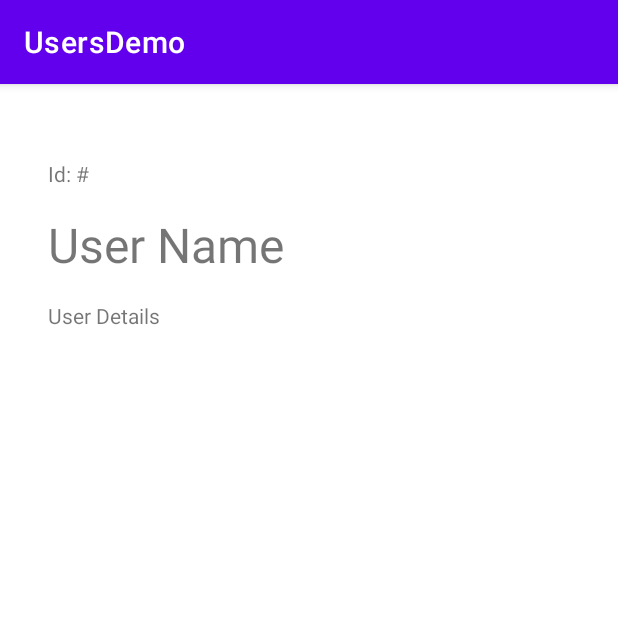
After one commit to jasonnyland/UsersDemo, an Android app: the UserDetailsActivity screen opened directly, with no data from a screen before it, on a phone screen of 412 x 824 dp, the top half of it. The commit adds this screen. Run offline under Robolectric (Android 15) with nearby library versions, the phone set to English and light mode, and no system bars.

Commit message:
added onClick for recycler view

```diff
--- a/app/src/main/AndroidManifest.xml
+++ b/app/src/main/AndroidManifest.xml
@@ -11,6 +11,7 @@
         android:roundIcon="@mipmap/ic_launcher_round"
         android:supportsRtl="true"
         android:theme="@style/Theme.UsersDemo">
+        <activity android:name=".UserDetailsActivity"></activity>
         <activity android:name=".SplashActivity">
             <intent-filter>
                 <action android:name="android.intent.action.MAIN" />
@@ -18,12 +19,8 @@
                 <category android:name="android.intent.category.LAUNCHER" />
             </intent-filter>
         </activity>
-        <activity android:name=".UserListActivity">
-
-        </activity>
-        <activity android:name=".LoginActivity">
-
-        </activity>
+        <activity android:name=".UserListActivity"></activity>
+        <activity android:name=".LoginActivity"></activity>
     </application>
 
 </manifest>
--- /dev/null
+++ b/app/src/main/java/com/example/usersdemo/UserDetailsActivity.java
@@ -0,0 +1,25 @@
+package com.example.usersdemo;
+
+import androidx.appcompat.app.AppCompatActivity;
+
+import android.os.Bundle;
+import android.widget.ImageView;
+import android.widget.TextView;
+
+public class UserDetailsActivity extends AppCompatActivity {
+    private TextView detailsId;
+    private TextView detailsName;
+    private TextView detailsText;
+    private ImageView avatarView;
+
+    @Override
+    protected void onCreate(Bundle savedInstanceState) {
+        super.onCreate(savedInstanceState);
+        setContentView(R.layout.activity_user_details);
+
+        detailsId = findViewById(R.id.detailsId);
+        detailsName = findViewById(R.id.detailsName);
+        detailsText = findViewById(R.id.detailsText);
+        avatarView = findViewById(R.id.avatarView);
+    }
+}
--- a/app/src/main/java/com/example/usersdemo/UserListActivity.java
+++ b/app/src/main/java/com/example/usersdemo/UserListActivity.java
@@ -1,11 +1,14 @@
 package com.example.usersdemo;
 
+import androidx.annotation.NonNull;
 import androidx.appcompat.app.AppCompatActivity;
 import androidx.recyclerview.widget.LinearLayoutManager;
 import androidx.recyclerview.widget.RecyclerView;
 
+import android.content.Intent;
 import android.os.Bundle;
 import android.util.Log;
+import android.view.MotionEvent;
 import android.widget.Toast;
 
 import com.android.volley.Request;
@@ -21,7 +24,7 @@ import java.io.IOException;
 import java.util.ArrayList;
 import java.util.List;
 
-public class UserListActivity extends AppCompatActivity {
+public class UserListActivity extends AppCompatActivity implements UserListAdapter.ListItemClickListener {
 
     private RecyclerView userRecycler;
     List<User> users;
@@ -52,7 +55,7 @@ public class UserListActivity extends AppCompatActivity {
                         user.setName(userData.getString("name"));
                         users.add(user);
                     }
-                    UserListAdapter adapter = new UserListAdapter(users);
+                    UserListAdapter adapter = new UserListAdapter(users,UserListActivity.this::onListItemClicK);
                     userRecycler.setAdapter(adapter);
                 } catch (JSONException e) {
                     e.printStackTrace();
@@ -68,4 +71,10 @@ public class UserListActivity extends AppCompatActivity {
 
         MySingleton.getInstance(this).addToRequestQueue(jsonArrayRequest);
     }
+
+    @Override
+    public void onListItemClicK(int position) {
+        Intent intent = new Intent(UserListActivity.this, UserDetailsActivity.class);
+        startActivity(intent);
+    }
 }
--- a/app/src/main/java/com/example/usersdemo/UserListAdapter.java
+++ b/app/src/main/java/com/example/usersdemo/UserListAdapter.java
@@ -1,6 +1,8 @@
 package com.example.usersdemo;
 
+import android.app.LauncherActivity;
 import android.content.Context;
+import android.util.Log;
 import android.view.LayoutInflater;
 import android.view.View;
 import android.view.ViewGroup;
@@ -16,23 +18,39 @@ import org.w3c.dom.Text;
 
 import java.util.List;
 
+import static android.content.ContentValues.TAG;
+
 public class UserListAdapter extends RecyclerView.Adapter<UserListAdapter.ViewHolder> {
-    public class ViewHolder extends RecyclerView.ViewHolder {
+    public class ViewHolder extends RecyclerView.ViewHolder implements View.OnClickListener{
         public TextView nameTextView;
         public ImageView avatar;
 
+        @Override
+        public void onClick(View v) {
+            Log.d("ULA", "onClick " + getAdapterPosition());
+            mOnClickListener.onListItemClicK(getAdapterPosition());
+        }
+
         public ViewHolder(@NonNull View itemView) {
             super(itemView);
+            itemView.setOnClickListener(this);
             avatar = itemView.findViewById(R.id.avatar);
             nameTextView = (TextView) itemView.findViewById(R.id.user_name);
         }
     }
 
+    interface ListItemClickListener {
+        void onListItemClicK(int position);
+    }
+
     private List<User> mUsers;
 
-    public UserListAdapter(List<User> users) {
+    public UserListAdapter(List<User> users, ListItemClickListener mOnClickListener) {
         mUsers = users;
+        this.mOnClickListener = mOnClickListener;
     }
+
+    private ListItemClickListener mOnClickListener;
 
     @NonNull
     @Override
--- /dev/null
+++ b/app/src/main/res/layout/activity_user_details.xml
@@ -0,0 +1,50 @@
+<?xml version="1.0" encoding="utf-8"?>
+<androidx.constraintlayout.widget.ConstraintLayout xmlns:android="http://schemas.android.com/apk/res/android"
+    xmlns:app="http://schemas.android.com/apk/res-auto"
+    xmlns:tools="http://schemas.android.com/tools"
+    android:layout_width="match_parent"
+    android:layout_height="match_parent"
+    tools:context=".UserDetailsActivity">
+
+    <TextView
+        android:id="@+id/detailsName"
+        android:layout_width="wrap_content"
+        android:layout_height="wrap_content"
+        android:layout_marginStart="32dp"
+        android:layout_marginTop="16dp"
+        android:text="User Name"
+        android:textSize="32sp"
+        app:layout_constraintStart_toStartOf="parent"
+        app:layout_constraintTop_toBottomOf="@+id/detailsId" />
+
+    <TextView
+        android:id="@+id/detailsId"
+        android:layout_width="wrap_content"
+        android:layout_height="wrap_content"
+        android:layout_marginStart="32dp"
+        android:text="Id: #"
+        app:layout_constraintBottom_toBottomOf="parent"
+        app:layout_constraintStart_toStartOf="parent"
+        app:layout_constraintTop_toTopOf="parent"
+        app:layout_constraintVertical_bias="0.067" />
+
+    <TextView
+        android:id="@+id/detailsText"
+        android:layout_width="wrap_content"
+        android:layout_height="wrap_content"
+        android:layout_marginStart="32dp"
+        android:layout_marginTop="16dp"
+        android:text="User Details"
+        app:layout_constraintStart_toStartOf="parent"
+        app:layout_constraintTop_toBottomOf="@+id/detailsName" />
+
+    <ImageView
+        android:id="@+id/avatarView"
+        android:layout_width="wrap_content"
+        android:layout_height="wrap_content"
+        android:layout_marginTop="48dp"
+        android:layout_marginEnd="32dp"
+        app:layout_constraintEnd_toEndOf="parent"
+        app:layout_constraintTop_toTopOf="parent"
+        tools:srcCompat="@tools:sample/avatars" />
+</androidx.constraintlayout.widget.ConstraintLayout>
```
